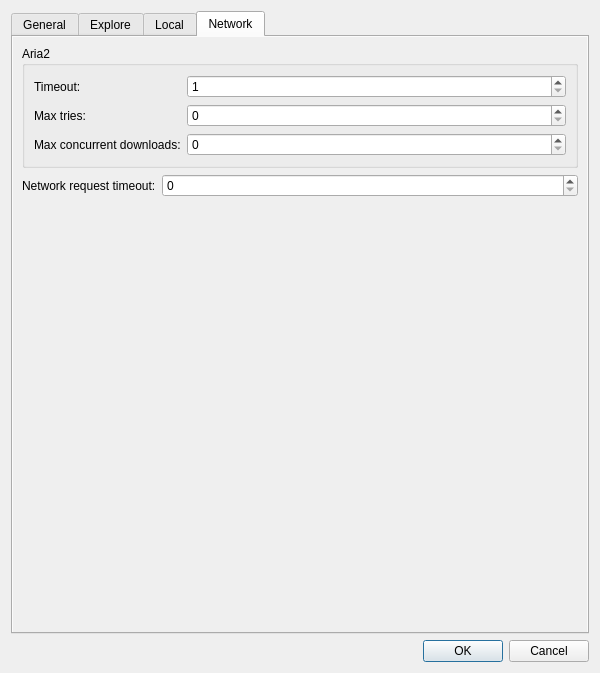
The window that src/ui/preferences.ui (kaniol-lck/modmanager) describes before a commit, drawn with Qt 5.
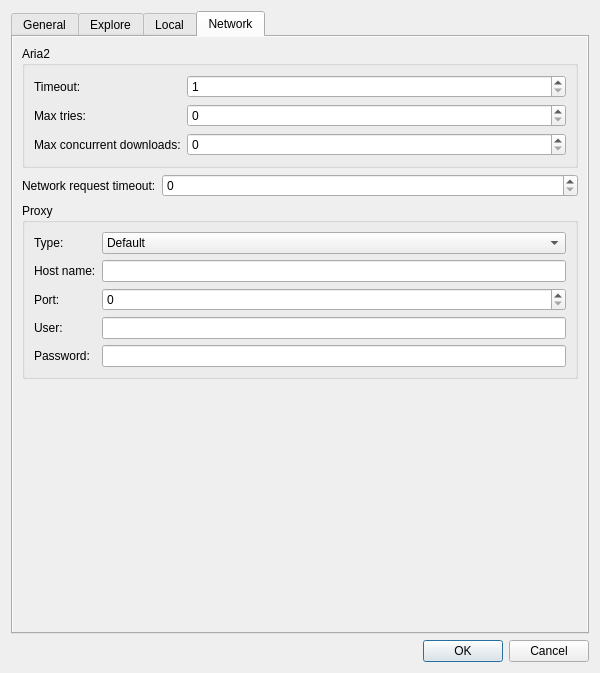
The same window after the commit. The open tabs and pages were chosen to show the change. Icons and pictures are not drawn.

Commit message: add proxy support (#49)

Patch:
```diff
--- a/src/ui/preferences.ui
+++ b/src/ui/preferences.ui
@@ -788,8 +788,8 @@
             <height>559</height>
            </rect>
           </property>
-          <layout class="QVBoxLayout" name="verticalLayout_4">
-           <item>
+          <layout class="QGridLayout" name="gridLayout_11">
+           <item row="0" column="0">
             <widget class="QGroupBox" name="groupBox_2">
              <property name="title">
               <string>Aria2</string>
@@ -832,7 +832,7 @@
              </layout>
             </widget>
            </item>
-           <item>
+           <item row="1" column="0">
             <layout class="QFormLayout" name="formLayout_7">
              <item row="0" column="0">
               <widget class="QLabel" name="label_17">
@@ -846,7 +846,105 @@
              </item>
             </layout>
            </item>
-           <item>
+           <item row="2" column="0">
+            <widget class="QGroupBox" name="groupBox_8">
+             <property name="title">
+              <string>Proxy</string>
+             </property>
+             <layout class="QFormLayout" name="formLayout_8">
+              <item row="0" column="0">
+               <widget class="QLabel" name="label_18">
+                <property name="text">
+                 <string>Type:</string>
+                </property>
+               </widget>
+              </item>
+              <item row="0" column="1">
+               <widget class="QComboBox" name="proxyType">
+                <item>
+                 <property name="text">
+                  <string>Default</string>
+                 </property>
+                </item>
+                <item>
+                 <property name="text">
+                  <string>SOCKS 5</string>
+                 </property>
+                </item>
+                <item>
+                 <property name="text">
+                  <string>No Proxy</string>
+                 </property>
+                </item>
+                <item>
+                 <property name="text">
+                  <string>HTTP</string>
+                 </property>
+                </item>
+                <item>
+                 <property name="text">
+                  <string>Caching-only HTTP</string>
+                 </property>
+                </item>
+                <item>
+                 <property name="text">
+                  <string>Caching FTP</string>
+                 </property>
+                </item>
+               </widget>
+              </item>
+              <item row="1" column="0">
+               <widget class="QLabel" name="label_19">
+                <property name="text">
+                 <string>Host name:</string>
+                </property>
+               </widget>
+              </item>
+              <item row="2" column="0">
+               <widget class="QLabel" name="label_20">
+                <property name="text">
+                 <string>Port:</string>
+                </property>
+               </widget>
+              </item>
+              <item row="1" column="1">
+               <widget class="QLineEdit" name="proxyHostName"/>
+              </item>
+              <item row="2" column="1">
+               <widget class="QSpinBox" name="proxyPort">
+                <property name="maximum">
+                 <number>65535</number>
+                </property>
+               </widget>
+              </item>
+              <item row="3" column="0">
+               <widget class="QLabel" name="label_21">
+                <property name="text">
+                 <string>User:</string>
+                </property>
+               </widget>
+              </item>
+              <item row="4" column="0">
+               <widget class="QLabel" name="label_22">
+                <property name="text">
+                 <string>Password:</string>
+                </property>
+               </widget>
+              </item>
+              <item row="4" column="1">
+               <widget class="QLineEdit" name="proxyPassword">
+                <property name="echoMode">
+                 <enum>QLineEdit::Password</enum>
+                </property>
+               </widget>
+              </item>
+              <item row="3" column="1">
+               <widget class="QLineEdit" name="proxyUser"/>
+              </item>
+             </layout>
+            </widget>
+           </item>
+           <item row="3" column="0">
             <spacer name="verticalSpacer_2">
              <property name="orientation">
               <enum>Qt::Vertical</enum>
```
The commit also changes 5 other files.
